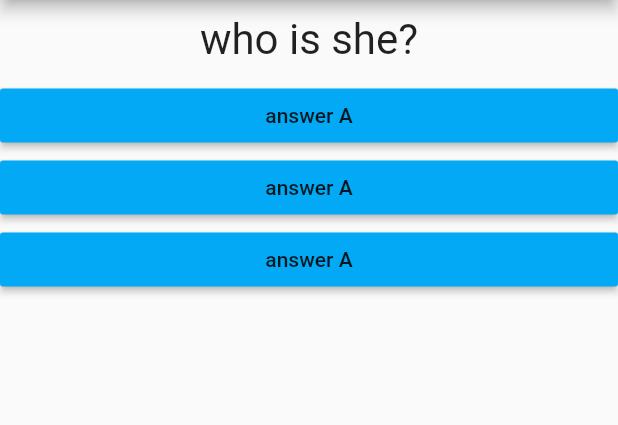
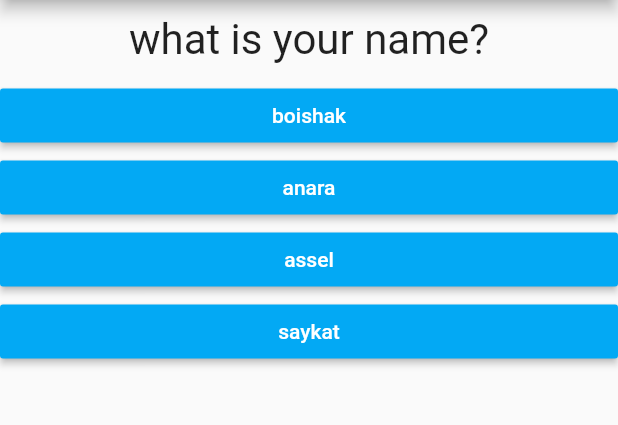
Before and after one commit to saykat07/knot, a Flutter app: the screen it shows after launch, on a phone screen of 412 x 824 dp, the part 84-509 px from its top. Run offline on Flutter 3.47's test engine with Material 2 defaults, Android fonts, the phone set to English and light mode, and no system bars.

Commit message:
list widget added

```diff
--- a/lib/color.dart
+++ b/lib/color.dart
@@ -1,15 +1,17 @@
 import 'package:flutter/material.dart';
 class Olive extends StatelessWidget {
   final Function button;
-   Olive(this.button);
+  final String buttonText;
+   Olive(this.button,this.buttonText);
   @override
   Widget build(BuildContext context) {
     return Container(
       width: double.infinity,
       child:RaisedButton(
        //width: double.infinity,
+       textColor: Colors.white,
         color: Colors.lightBlue,
-        child: Text('answer A'),
+        child: Text(buttonText),
          onPressed: button
       ),
     );
--- a/lib/main.dart
+++ b/lib/main.dart
@@ -21,14 +21,26 @@ class KnotState extends State<Knot>{
     print(assel);
   }
   Widget build (BuildContext context){
-    var boishak=['who is she?','another lame question'];
+    var boishak=[
+      {'question':'what is your name?',
+        'answer':['boishak','anara','assel','saykat'],
+      },
+      {'question':'what is your favorite place?',
+        'answer':['America','Canada','Australia','china'],
+      },
+      {'question':'what is your app name?',
+        'answer':['knoter','knot','tweeter','twwetify'],
+      }
+    ];
     return MaterialApp(home:Scaffold(
       appBar: AppBar(title: Text('knot'),),
       body: Column(children: [
-      Saykat(boishak[assel]),
-      Olive(anara),
-      Olive(anara),
-      Olive(anara),
+      Saykat(
+        boishak[assel]['question']),
+       ...(boishak[assel]['answer']as List <String>).map((olive){
+         return Olive(anara,olive) ;
+       } ).toList()
+
       ],),
     ),);
 
```
